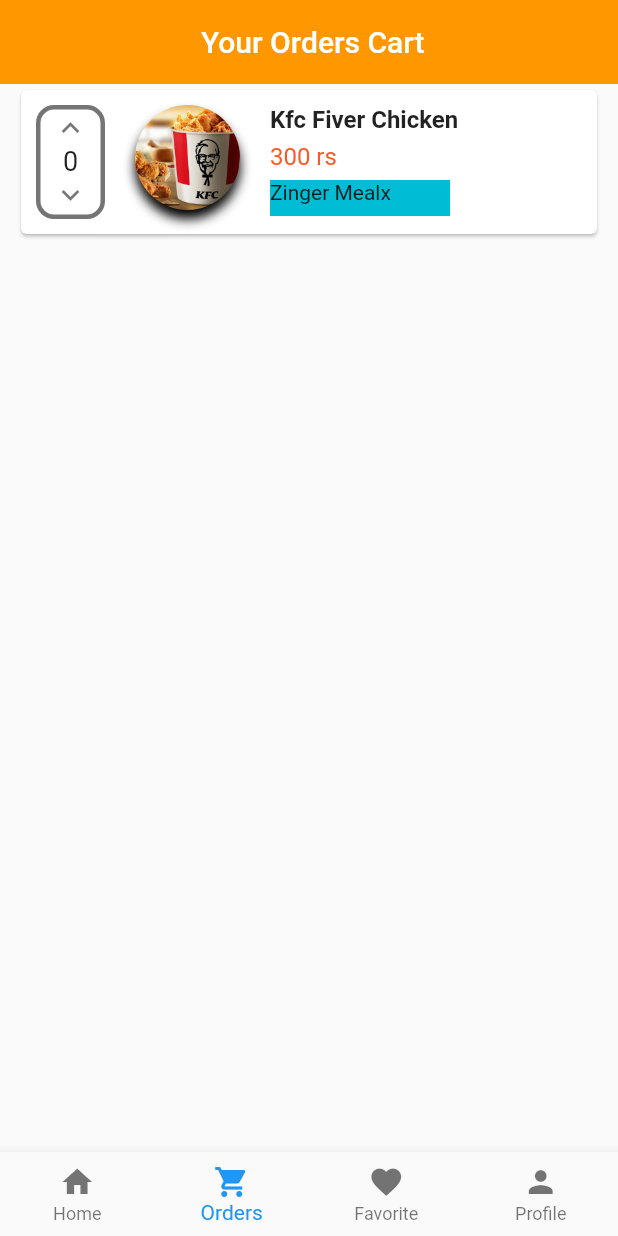
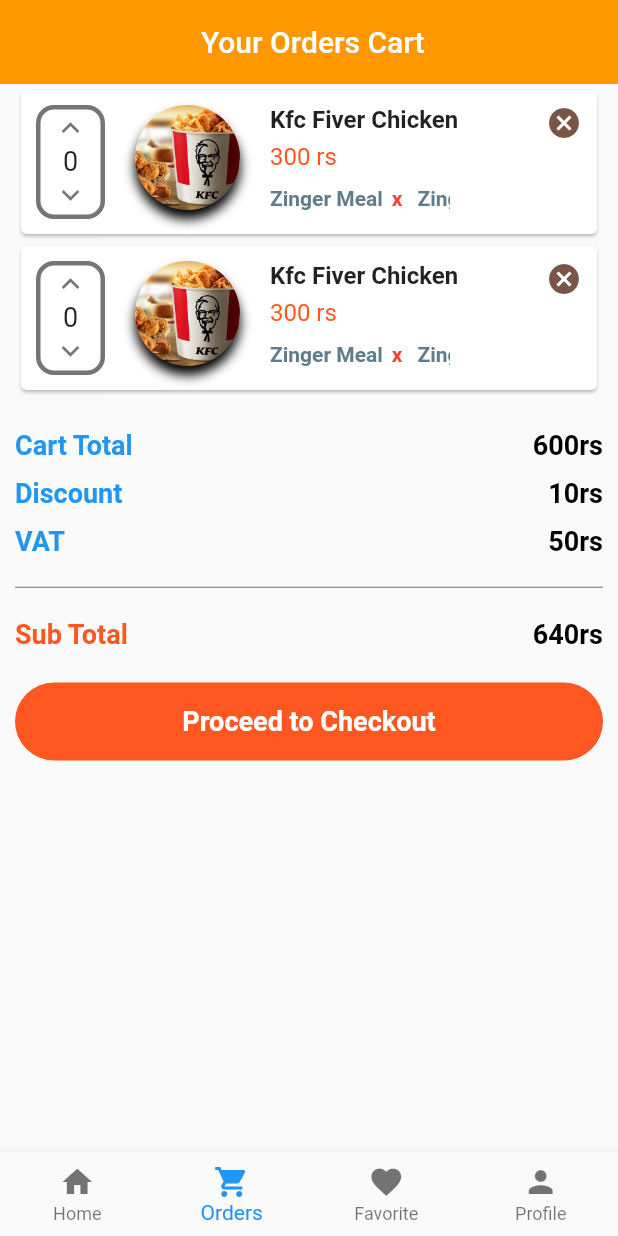
Before and after one commit to ekographs/mobiledeliveryapp, a Flutter app: the screen it shows after launch, item 2 of the bottom bar chosen, on a phone screen of 412 x 824 dp. Run offline on Flutter 3.47's test engine with Material 2 defaults, Android fonts, the light colour scheme and no system bars; missing offline and left inert: dart:html.

Commit message:
new updates to order page

```diff
--- a/lib/src/pages/order_page.dart
+++ b/lib/src/pages/order_page.dart
@@ -1,3 +1,4 @@
+import 'package:flutter/cupertino.dart';
 import 'package:flutter/material.dart';
 
 //Customized widgets
@@ -17,8 +18,78 @@
         scrollDirection: Axis.vertical,
         children: <Widget>[
           OrderCard(),
+          OrderCard(),
+          _BuildCartTotal(),
         ],
       );
 
   }
+  // Building a method for total cart price
+
+Widget _BuildCartTotal(){
+    return Container(
+      margin: EdgeInsets.only(top: 22.0),
+      child: Column(
+        children: <Widget>[
+          // ListTile(
+          //   leading: Text("Cart Total", style: TextStyle(fontSize: 18.0, fontWeight: FontWeight.bold, color: Colors.blueGrey),),
+          //   trailing: Text(" 600rs", style: TextStyle(fontSize: 18.0, fontWeight: FontWeight.bold, color: Colors.black),),
+          // ),
+          // ListTile(
+          //   leading: Text("Cart Total", style: TextStyle(fontSize: 18.0, fontWeight: FontWeight.bold, color: Colors.blueGrey),),
+          //   trailing: Text(" 600rs", style: TextStyle(fontSize: 18.0, fontWeight: FontWeight.bold, color: Colors.black),),
+          // ),
+          // ListTile(
+          //   leading: Text("Cart Total", style: TextStyle(fontSize: 18.0, fontWeight: FontWeight.bold, color: Colors.blueGrey),),
+          //   trailing: Text(" 600rs", style: TextStyle(fontSize: 18.0, fontWeight: FontWeight.bold, color: Colors.black),),
+          // ),
+          Row(
+            mainAxisAlignment: MainAxisAlignment.spaceBetween,
+            children: <Widget>[
+              Text("Cart Total", style: TextStyle(fontSize: 18.0, fontWeight: FontWeight.bold, color: Colors.blue),),
+              Text(" 600rs", style: TextStyle(fontSize: 18.0, fontWeight: FontWeight.bold, color: Colors.black),)
+            ],
+          ),
+          SizedBox(height: 11.0,),
+          Row(
+            mainAxisAlignment: MainAxisAlignment.spaceBetween,
+            children: <Widget>[
+              Text("Discount", style: TextStyle(fontSize: 18.0, fontWeight: FontWeight.bold, color: Colors.blue),),
+              Text(" 10rs", style: TextStyle(fontSize: 18.0, fontWeight: FontWeight.bold, color: Colors.black),)
+            ],
+          ),
+          SizedBox(height: 11.0,),
+          Row(
+            mainAxisAlignment: MainAxisAlignment.spaceBetween,
+            children: <Widget>[
+              Text("VAT", style: TextStyle(fontSize: 18.0, fontWeight: FontWeight.bold, color: Colors.blue),),
+              Text(" 50rs", style: TextStyle(fontSize: 18.0, fontWeight: FontWeight.bold, color: Colors.black),)
+            ],
+          ),
+          Divider(height: 41.0, color: Colors.black54,),
+          Row(
+            mainAxisAlignment: MainAxisAlignment.spaceBetween,
+            children: <Widget>[
+              Text("Sub Total", style: TextStyle(fontSize: 18.0, fontWeight: FontWeight.bold, color: Colors.deepOrange),),
+              Text(" 640rs", style: TextStyle(fontSize: 18.0, fontWeight: FontWeight.bold, color: Colors.black),)
+            ],
+          ),
+          SizedBox(height: 22.0,),
+          Container(
+            width: MediaQuery.of(context).size.width,
+            height: 52.0,
+            decoration: BoxDecoration(
+              color: Colors.deepOrange,
+              borderRadius: BorderRadius.circular(40.0),
+            ),
+            child: Center(
+              child: Text("Proceed to Checkout",
+                style: TextStyle(fontSize: 18.0, fontWeight: FontWeight.bold, color: Colors.white ),
+              ),
+            ),
+          ),
+        ],
+      ),
+    );
 }
+}
--- a/lib/src/widget/order_card.dart
+++ b/lib/src/widget/order_card.dart
@@ -62,20 +62,59 @@
                 Container(
                   height: 24.0,
                   width: 120.0,
-                  color: Colors.cyan,
+                  // color: Colors.cyan,
                   child: ListView(
+                    scrollDirection: Axis.horizontal,
                     children: <Widget>[
-                      Row(
-                        children: <Widget>[
-                          Text("Zinger Meal",),
-                          Text("x"),
-                        ],
+                      Container(
+                        margin: EdgeInsets.only(right: 10.0),
+                        child: Row(
+                          children: <Widget>[
+                            Text("Zinger Meal", style: TextStyle(color: Colors.blueGrey, fontWeight: FontWeight.bold),),
+                            SizedBox(width: 6.0,),
+                            Text("x", style: TextStyle(color: Colors.red, fontWeight: FontWeight.bold),),
+                          ],
+                        ),
+                      ),
+                      Container(
+                        margin: EdgeInsets.only(right: 10.0),
+                        child: Row(
+                          children: <Widget>[
+                            Text("Zinger Meal", style: TextStyle(color: Colors.blueGrey, fontWeight: FontWeight.bold),),
+                            SizedBox(width: 6.0,),
+                            Text("x", style: TextStyle(color: Colors.red, fontWeight: FontWeight.bold),),
+                          ],
+                        ),
+                      ),
+                      Container(
+                        margin: EdgeInsets.only(right: 10.0),
+                        child: Row(
+                          children: <Widget>[
+                            Text("Zinger Meal", style: TextStyle(color: Colors.blueGrey, fontWeight: FontWeight.bold),),
+                            SizedBox(width: 6.0,),
+                            InkWell(
+                              onTap: (){},
+                                child: Text("x",
+                                  style: TextStyle(
+                                      color: Colors.red,
+                                      fontWeight: FontWeight.bold,
+                                  ),
+                                ),
+                            ),
+                          ],
+                        ),
                       ),
                     ],
                   ),
                 ),
               ],
             ),
+            Spacer(),
+            GestureDetector(
+              onTap: (){},
+                child: Icon(Icons.cancel, color: Colors.brown,),
+            ),
+
           ],
         ),
       ),
```
